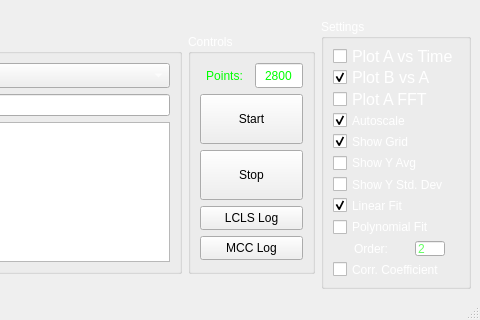
First picture: the form in rtbsa.ui, repository lisazacarias/rtbsa, before the edit; both pictures show x 447 to 927 and y 547 to 867 of the 927 by 867 pixel window.
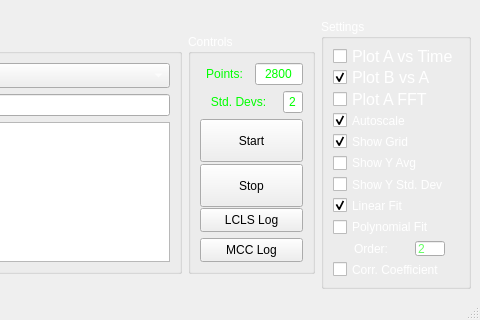
Second picture: the form after the edit.

Commit message: added standard deviation filter input. Not very user friendly, but there's limited real estate

```diff
--- a/rtbsa.ui
+++ b/rtbsa.ui
@@ -390,6 +390,167 @@
                </item>
               </layout>
              </item>
+             <item>
+              <layout class="QHBoxLayout" name="horizontalLayout_9">
+               <item>
+                <widget class="QLabel" name="std_label">
+                 <property name="sizePolicy">
+                  <sizepolicy hsizetype="Preferred" vsizetype="Preferred">
+                   <horstretch>200</horstretch>
+                   <verstretch>0</verstretch>
+                  </sizepolicy>
+                 </property>
+                 <property name="maximumSize">
+                  <size>
+                   <width>80</width>
+                   <height>30</height>
+                  </size>
+                 </property>
+                 <property name="palette">
+                  <palette>
+                   <active>
+                    <colorrole role="WindowText">
+                     <brush brushstyle="SolidPattern">
+                      <color alpha="255">
+                       <red>0</red>
+                       <green>255</green>
+                       <blue>0</blue>
+                      </color>
+                     </brush>
+                    </colorrole>
+                    <colorrole role="Text">
+                     <brush brushstyle="SolidPattern">
+                      <color alpha="255">
+                       <red>100</red>
+                       <green>255</green>
+                       <blue>100</blue>
+                      </color>
+                     </brush>
+                    </colorrole>
+                   </active>
+                   <inactive>
+                    <colorrole role="WindowText">
+                     <brush brushstyle="SolidPattern">
+                      <color alpha="255">
+                       <red>0</red>
+                       <green>255</green>
+                       <blue>0</blue>
+                      </color>
+                     </brush>
+                    </colorrole>
+                    <colorrole role="Text">
+                     <brush brushstyle="SolidPattern">
+                      <color alpha="255">
+                       <red>100</red>
+                       <green>255</green>
+                       <blue>100</blue>
+                      </color>
+                     </brush>
+                    </colorrole>
+                   </inactive>
+                   <disabled>
+                    <colorrole role="WindowText">
+                     <brush brushstyle="SolidPattern">
+                      <color alpha="255">
+                       <red>146</red>
+                       <green>145</green>
+                       <blue>144</blue>
+                      </color>
+                     </brush>
+                    </colorrole>
+                    <colorrole role="Text">
+                     <brush brushstyle="SolidPattern">
+                      <color alpha="255">
+                       <red>165</red>
+                       <green>164</green>
+                       <blue>164</blue>
+                      </color>
+                     </brush>
+                    </colorrole>
+                   </disabled>
+                  </palette>
+                 </property>
+                 <property name="layoutDirection">
+                  <enum>Qt::LeftToRight</enum>
+                 </property>
+                 <property name="text">
+                  <string>Std. Devs:</string>
+                 </property>
+                 <property name="alignment">
+                  <set>Qt::AlignCenter</set>
+                 </property>
+                </widget>
+               </item>
+               <item>
+                <widget class="QLineEdit" name="numStdDevs">
+                 <property name="sizePolicy">
+                  <sizepolicy hsizetype="Expanding" vsizetype="Fixed">
+                   <horstretch>200</horstretch>
+                   <verstretch>0</verstretch>
+                  </sizepolicy>
+                 </property>
+                 <property name="minimumSize">
+                  <size>
+                   <width>15</width>
+                   <height>0</height>
+                  </size>
+                 </property>
+                 <property name="maximumSize">
+                  <size>
+                   <width>20</width>
+                   <height>25</height>
+                  </size>
+                 </property>
+                 <property name="palette">
+                  <palette>
+                   <active>
+                    <colorrole role="Text">
+                     <brush brushstyle="SolidPattern">
+                      <color alpha="255">
+                       <red>0</red>
+                       <green>255</green>
+                       <blue>0</blue>
+                      </color>
+                     </brush>
+                    </colorrole>
+                   </active>
+                   <inactive>
+                    <colorrole role="Text">
+                     <brush brushstyle="SolidPattern">
+                      <color alpha="255">
+                       <red>0</red>
+                       <green>255</green>
+                       <blue>0</blue>
+                      </color>
+                     </brush>
+                    </colorrole>
+                   </inactive>
+                   <disabled>
+                    <colorrole role="Text">
+                     <brush brushstyle="SolidPattern">
+                      <color alpha="255">
+                       <red>165</red>
+                       <green>164</green>
+                       <blue>164</blue>
+                      </color>
+                     </brush>
+                    </colorrole>
+                   </disabled>
+                  </palette>
+                 </property>
+                 <property name="layoutDirection">
+                  <enum>Qt::LeftToRight</enum>
+                 </property>
+                 <property name="text">
+                  <string>2</string>
+                 </property>
+                 <property name="alignment">
+                  <set>Qt::AlignCenter</set>
+                 </property>
+                </widget>
+               </item>
+              </layout>
+             </item>
              <item>
               <layout class="QVBoxLayout" name="verticalLayout_12">
                <item>
@@ -397,7 +558,7 @@
                  <property name="minimumSize">
                   <size>
                    <width>95</width>
-                   <height>50</height>
+                   <height>43</height>
                   </size>
                  </property>
                  <property name="text">
@@ -410,7 +571,7 @@
                  <property name="minimumSize">
                   <size>
                    <width>95</width>
-                   <height>50</height>
+                   <height>43</height>
                   </size>
                  </property>
                  <property name="text">
```
